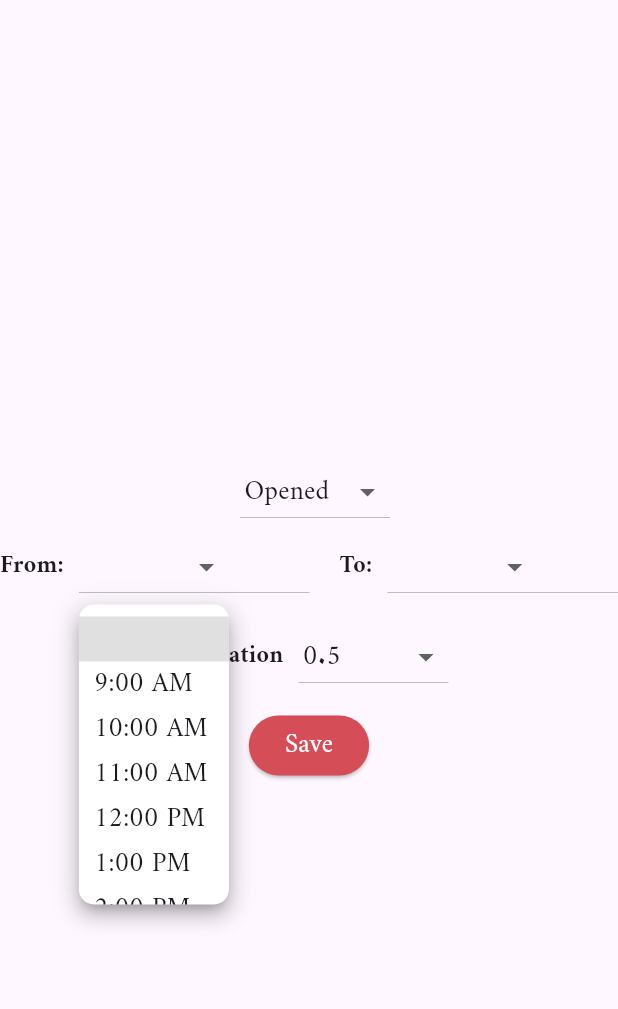
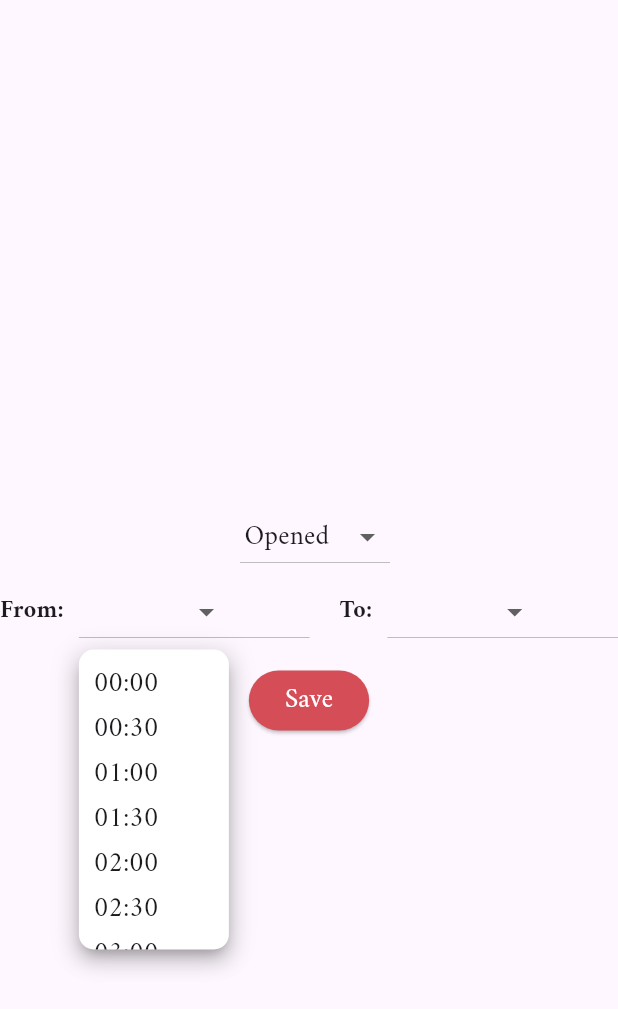
Before and after one commit to shadi26/reservemanager, a Flutter app: the DaySchedule widget shown alone on an empty page, opened directly with empty values, after a tap on the "arrow drop down" icon, on a phone screen of 412 x 824 dp. Shown: the top 1009 px of the screen. Run offline on Flutter 3.47's test engine with Material 3 defaults, Android fonts, the phone set to English and light mode, and no system bars; drawn by our look-alikes of dropdown_button2; our stand-ins replace animate_do, audioplayers, auto_size_text, cached_network_image, carousel_slider, cloud_firestore and 25 more; missing offline and left inert: flutter_facebook_auth, json_path; accounts and stored records are empty; generated files the repository leaves out were written again.

Commit message:
done from the functionality for changing opening closing hours in DateReservation page.

```diff
--- a/lib/CustomWidgets/DaySchedule.dart
+++ b/lib/CustomWidgets/DaySchedule.dart
@@ -1,5 +1,7 @@
+import 'package:cloud_firestore/cloud_firestore.dart';
 import 'package:flutter/material.dart';
 import 'package:reserve/CustomWidgets/CustomDropdown.dart';
+import 'package:shared_preferences/shared_preferences.dart';
 
 class DaySchedule extends StatefulWidget {
   final String day;
@@ -7,19 +9,47 @@ class DaySchedule extends StatefulWidget {
   final String openningHour;
   final String closingHour;
 
-  DaySchedule({required this.day, required this.hours,required this.openningHour,required this.closingHour});
+  DaySchedule(
+      {required this.day,
+      required this.hours,
+      required this.openningHour,
+      required this.closingHour});
 
   @override
   _DayScheduleState createState() => _DayScheduleState();
 }
 
 class _DayScheduleState extends State<DaySchedule> {
-  String selectedOption = 'Opened';
-  String selectedOpeningHour = '9:00 AM';
-  String selectedClosingHour = '5:00 PM';
+  late List<String> timeOptions;
+  late String selectedOption ;
+  late String selectedOpeningHour ;
+  late String selectedClosingHour ;
   String separation = '0.5';
+
   // List to store working hours for each day
   List<Map<String, dynamic>> workingHoursMapList = [];
+
+  void updateStadiumOpeningHours() async {
+    final prefs = await SharedPreferences.getInstance();
+    String sid = prefs.getString('sid') ?? '';
+
+    if (sid.isNotEmpty) {
+      // Assume openingHour is the value you want to update
+
+      List<String> openingClosingHours = [selectedOpeningHour, selectedClosingHour];
+
+      FirebaseFirestore.instance
+          .collection('servicesInACity')
+          .doc(sid)
+          .update({
+            'weeklyStadiumOpeningSchedule.${widget.day}': openingClosingHours
+          })
+          .then((_) => print("Schedule updated successfully"))
+          .catchError((error) => print("Failed to update schedule: $error"));
+    } else {
+      print("No SID found in Shared Preferences");
+    }
+  }
 
   @override
   void initState() {
@@ -30,7 +60,12 @@ class _DayScheduleState extends State<DaySchedule> {
     print('selectedOpeningHour=$selectedOpeningHour');
     print('selectedClosingHour=$selectedClosingHour');
 
-
+    // Initialize time options with half hour difference between them
+    timeOptions = [
+      for (int h = 0; h < 24; h++)
+        for (int m = 0; m < 60; m += 30)
+          '${h.toString().padLeft(2, '0')}:${m.toString().padLeft(2, '0')}'
+    ];
   }
 
   // Function to save working hours to the list
@@ -42,11 +77,13 @@ class _DayScheduleState extends State<DaySchedule> {
 
       // Parse hours and minutes
       int openingHour = int.parse(openingComponents[0]);
-      int openingMinute = int.parse(openingComponents[1].split(' ')[0]); // Remove non-numeric characters
+      int openingMinute = int.parse(
+          openingComponents[1].split(' ')[0]); // Remove non-numeric characters
       String openingPeriod = openingComponents[1].split(' ')[1];
 
       int closingHour = int.parse(closingComponents[0]);
-      int closingMinute = int.parse(closingComponents[1].split(' ')[0]); // Remove non-numeric characters
+      int closingMinute = int.parse(
+          closingComponents[1].split(' ')[0]); // Remove non-numeric characters
       String closingPeriod = closingComponents[1].split(' ')[1];
 
       // Adjust hours based on AM or PM
@@ -67,7 +104,9 @@ class _DayScheduleState extends State<DaySchedule> {
 
       // Generate the list of separated hours
       List<String> separatedHoursList = [];
-      for (int i = 0; i <= totalClosingMinutes - totalOpeningMinutes; i += (separationHours * 60).round()) {
+      for (int i = 0;
+          i <= totalClosingMinutes - totalOpeningMinutes;
+          i += (separationHours * 60).round()) {
         int currentMinute = totalOpeningMinutes + i;
         int currentHour = currentMinute ~/ 60;
         int remainingMinutes = currentMinute % 60;
@@ -77,7 +116,8 @@ class _DayScheduleState extends State<DaySchedule> {
         currentHour = currentHour % 12;
         currentHour = currentHour == 0 ? 12 : currentHour;
 
-        separatedHoursList.add('${currentHour.toString().padLeft(2, '0')}:${remainingMinutes.toString().padLeft(2, '0')} $period');
+        separatedHoursList.add(
+            '${currentHour.toString().padLeft(2, '0')}:${remainingMinutes.toString().padLeft(2, '0')} $period');
       }
 
       // Save working hours data in the map
@@ -101,9 +141,6 @@ class _DayScheduleState extends State<DaySchedule> {
       print('Stack trace: $stackTrace');
     }
   }
-
-
-
 
   @override
   Widget build(BuildContext context) {
@@ -134,7 +171,6 @@ class _DayScheduleState extends State<DaySchedule> {
               ),
             ],
           ),
-
           if (selectedOption == 'Opened') ...[
             Row(
               children: [
@@ -153,10 +189,10 @@ class _DayScheduleState extends State<DaySchedule> {
                       onChanged: (value) {
                         setState(() {
                           selectedOpeningHour = value;
+                          print('selectedOpeningHours=$selectedOpeningHour');
                         });
                       },
-                    items: [selectedOpeningHour, '9:00 AM', '10:00 AM', '11:00 AM', '12:00 PM', '1:00 PM', '2:00 PM', '3:00 PM', '4:00 PM', '5:00 PM'],
-                  ),
+                      items: timeOptions),
                 ),
                 SizedBox(width: 20.0),
                 Text(
@@ -176,45 +212,20 @@ class _DayScheduleState extends State<DaySchedule> {
                           selectedClosingHour = value;
                         });
                       },
-                    items: [selectedClosingHour,'9:00 AM', '10:00 AM', '11:00 AM', '12:00 PM', '1:00 PM', '2:00 PM', '3:00 PM', '4:00 PM', '5:00 PM'],
-                  ),
+                      items: timeOptions),
                 ),
               ],
             )
           ],
-
-          SizedBox(height: 10.0),
-          Row(
-            mainAxisAlignment: MainAxisAlignment.center,
-            children: [
-              Text(
-                'Separation',
-                style: TextStyle(
-                  fontSize: 16.0,
-                  fontWeight: FontWeight.bold,
-                  fontFamily: 'Amiri',
-                ),
-              ),
-              SizedBox(width: 10.0,),
-              CustomDropdown(
-                value: separation,
-                onChanged: (value) {
-                  setState(() {
-                    separation = value;
-                  });
-                },
-                items: ['0.5', '1.0', '1.5', '2', '2.5'],
-              ),
-            ],
-          ),
-
           SizedBox(height: 10.0),
           ElevatedButton(
             onPressed: () {
               // Call the function to save working hours to the list
               saveWorkingHoursToList();
+              updateStadiumOpeningHours();
             },
-            child: Text('Save',
+            child: Text(
+              'Save',
               style: TextStyle(
                 color: Colors.white,
                 fontFamily: 'Amiri',
--- a/lib/pages/DateReservation/DateReservation.dart
+++ b/lib/pages/DateReservation/DateReservation.dart
@@ -369,7 +369,7 @@ class _ReservationPage1WidgetState extends State<ReservationPage1Widget> {
               ),
             ),
             SizedBox(height: 10.0),
-            for (String day in ['Sunday','Monday', 'Tuesday', 'Wednesday', 'Thursday', 'Friday'])
+            for (String day in ['Sunday','Monday', 'Tuesday', 'Wednesday', 'Thursday', 'Friday', 'Saturday'])
               Column(
                 children: [
                   DaySchedule(
```
Lines whose indentation alone changed are shown as unchanged.
